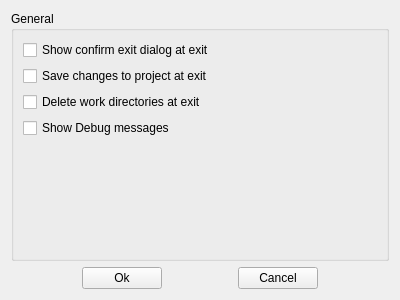
First picture: the form in titan/ui/settings.ui, repository Fijishi-Enterprises/GENO-Energy-Optimization, before the edit.
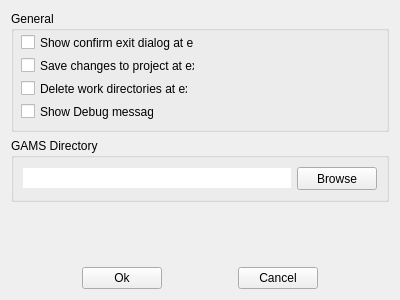
Second picture: the form after the edit.

Commit message: Feature #246 feedback: Open GAMSIDE from Sceleton.

What changed in the file:
```diff
--- a/titan/ui/settings.ui
+++ b/titan/ui/settings.ui
@@ -46,15 +46,33 @@
   <property name="autoFillBackground">
    <bool>false</bool>
   </property>
-  <layout class="QVBoxLayout" name="verticalLayout_2">
+  <layout class="QVBoxLayout" name="verticalLayout">
    <item>
     <widget class="QGroupBox" name="groupBox_general">
+     <property name="sizePolicy">
+      <sizepolicy hsizetype="Preferred" vsizetype="Fixed">
+       <horstretch>0</horstretch>
+       <verstretch>0</verstretch>
+      </sizepolicy>
+     </property>
+     <property name="minimumSize">
+      <size>
+       <width>0</width>
+       <height>121</height>
+      </size>
+     </property>
      <property name="title">
       <string>General</string>
      </property>
-     <layout class="QVBoxLayout" name="verticalLayout">
-      <item>
        <widget class="QCheckBox" name="checkBox_exit_dialog">
+      <property name="geometry">
+       <rect>
+        <x>10</x>
+        <y>23</y>
+        <width>173</width>
+        <height>17</height>
+       </rect>
+      </property>
         <property name="toolTip">
          <string>&lt;html&gt;&lt;head/&gt;&lt;body&gt;&lt;p&gt;Not checked: Exit Sceleton without prompt&lt;/p&gt;&lt;p&gt;Checked: Show confirm exit prompt&lt;/p&gt;&lt;p&gt;&lt;br/&gt;&lt;/p&gt;&lt;/body&gt;&lt;/html&gt;</string>
         </property>
@@ -65,9 +83,15 @@
          <bool>false</bool>
         </property>
        </widget>
-      </item>
-      <item>
        <widget class="QCheckBox" name="checkBox_save_at_exit">
+      <property name="geometry">
+       <rect>
+        <x>10</x>
+        <y>46</y>
+        <width>174</width>
+        <height>17</height>
+       </rect>
+      </property>
         <property name="toolTip">
          <string>&lt;html&gt;&lt;head/&gt;&lt;body&gt;&lt;p&gt;Not checked: Does not save project &amp;amp; does not show message box&lt;/p&gt;&lt;p&gt;Partially checked: Shows message box (default)&lt;/p&gt;&lt;p&gt;Checked: Saves project &amp;amp; does not show message box&lt;/p&gt;&lt;p&gt;&lt;br/&gt;&lt;/p&gt;&lt;/body&gt;&lt;/html&gt;</string>
         </property>
@@ -78,9 +102,15 @@
          <bool>true</bool>
         </property>
        </widget>
-      </item>
-      <item>
        <widget class="QCheckBox" name="checkBox_del_work_dirs">
+      <property name="geometry">
+       <rect>
+        <x>10</x>
+        <y>69</y>
+        <width>167</width>
+        <height>17</height>
+       </rect>
+      </property>
         <property name="toolTip">
          <string>&lt;html&gt;&lt;head/&gt;&lt;body&gt;&lt;p&gt;Not checked: Does not delete work directories &amp;amp; does not show message box&lt;/p&gt;&lt;p&gt;Partially checked: Shows message box (default)&lt;/p&gt;&lt;p&gt;Checked: Deletes work directories &amp;amp; does not show message box&lt;/p&gt;&lt;p&gt;&lt;br/&gt;&lt;/p&gt;&lt;/body&gt;&lt;/html&gt;</string>
         </property>
@@ -91,9 +121,15 @@
          <bool>true</bool>
         </property>
        </widget>
-      </item>
-      <item>
        <widget class="QCheckBox" name="checkBox_debug">
+      <property name="geometry">
+       <rect>
+        <x>10</x>
+        <y>92</y>
+        <width>133</width>
+        <height>17</height>
+       </rect>
+      </property>
         <property name="toolTip">
          <string>&lt;html&gt;&lt;head/&gt;&lt;body&gt;&lt;p&gt;Shows Sceleton debug messages in console. Error messages are shown anyway.&lt;/p&gt;&lt;/body&gt;&lt;/html&gt;</string>
         </property>
@@ -101,6 +137,75 @@
          <string>Show Debug messages</string>
         </property>
        </widget>
+    </widget>
+   </item>
+   <item>
+    <widget class="QGroupBox" name="groupBox_gams">
+     <property name="minimumSize">
+      <size>
+       <width>0</width>
+       <height>56</height>
+      </size>
+     </property>
+     <property name="title">
+      <string>GAMS Directory</string>
+     </property>
+     <property name="flat">
+      <bool>false</bool>
+     </property>
+     <property name="checkable">
+      <bool>false</bool>
+     </property>
+     <layout class="QHBoxLayout" name="horizontalLayout_2">
+      <item>
+       <widget class="QLineEdit" name="lineEdit_gamside_path">
+        <property name="minimumSize">
+         <size>
+          <width>0</width>
+          <height>20</height>
+         </size>
+        </property>
+        <property name="cursor">
+         <cursorShape>ArrowCursor</cursorShape>
+        </property>
+        <property name="focusPolicy">
+         <enum>Qt::NoFocus</enum>
+        </property>
+        <property name="toolTip">
+         <string>&lt;html&gt;&lt;head/&gt;&lt;body&gt;&lt;p&gt;Enter directory where gams.exe and gamside.exe reside.&lt;/p&gt;&lt;p&gt;Note: Leave this empty to use GAMS defined in the system PATH variable.&lt;/p&gt;&lt;/body&gt;&lt;/html&gt;</string>
+        </property>
+        <property name="autoFillBackground">
+         <bool>false</bool>
+        </property>
+        <property name="frame">
+         <bool>false</bool>
+        </property>
+        <property name="readOnly">
+         <bool>false</bool>
+        </property>
+        <property name="clearButtonEnabled">
+         <bool>true</bool>
+        </property>
+       </widget>
+      </item>
+      <item>
+       <widget class="QPushButton" name="pushButton_browse_gamside">
+        <property name="minimumSize">
+         <size>
+          <width>0</width>
+          <height>23</height>
+         </size>
+        </property>
+        <property name="toolTip">
+         <string>&lt;html&gt;&lt;head/&gt;&lt;body&gt;&lt;p&gt;Select GAMS directory&lt;/p&gt;&lt;/body&gt;&lt;/html&gt;</string>
+        </property>
+        <property name="text">
+         <string>Browse</string>
+        </property>
+       </widget>
+      </item>
+     </layout>
+    </widget>
       </item>
       <item>
        <spacer name="verticalSpacer">
@@ -110,13 +215,10 @@
         <property name="sizeHint" stdset="0">
          <size>
           <width>20</width>
-          <height>40</height>
+       <height>59</height>
          </size>
         </property>
        </spacer>
-      </item>
-     </layout>
-    </widget>
    </item>
    <item>
     <layout class="QHBoxLayout" name="horizontalLayout">
```
Lines whose indentation alone changed are shown as unchanged. The commit also changes 9 other files.
